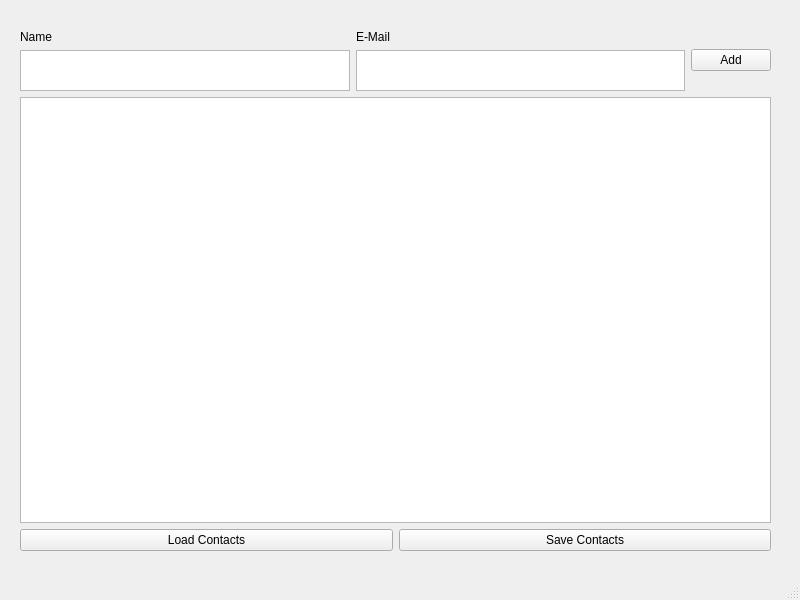
Old version of the form cpp/contacts-list/mainwindow.ui in the repository ynov-kopenkinda/b2.
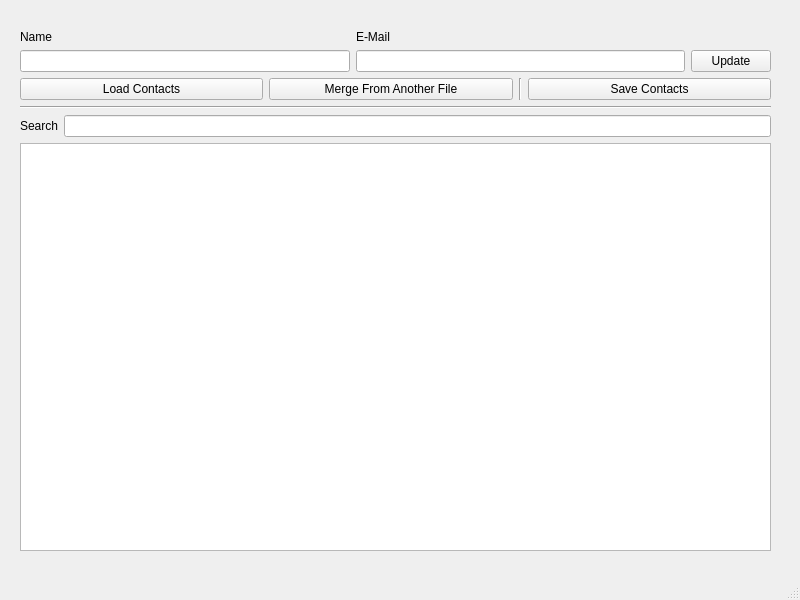
New version of the form.

Diff of the .ui file:
```diff
--- a/cpp/contacts-list/mainwindow.ui
+++ b/cpp/contacts-list/mainwindow.ui
@@ -24,7 +24,7 @@
      </rect>
     </property>
     <layout class="QGridLayout" name="gridLayout">
-     <item row="0" column="0">
+     <item row="0" column="1">
       <layout class="QHBoxLayout" name="InputControls">
        <property name="sizeConstraint">
         <enum>QLayout::SetMinimumSize</enum>
@@ -48,26 +48,7 @@
           </widget>
          </item>
          <item>
-          <widget class="QTextEdit" name="NameInput">
-           <property name="sizePolicy">
-            <sizepolicy hsizetype="Expanding" vsizetype="Minimum">
-             <horstretch>0</horstretch>
-             <verstretch>0</verstretch>
-            </sizepolicy>
-           </property>
-           <property name="minimumSize">
-            <size>
-             <width>0</width>
-             <height>0</height>
-            </size>
-           </property>
-           <property name="maximumSize">
-            <size>
-             <width>16777215</width>
-             <height>41</height>
-            </size>
-           </property>
-          </widget>
+          <widget class="QLineEdit" name="NameInput"/>
          </item>
         </layout>
        </item>
@@ -90,37 +71,49 @@
           </widget>
          </item>
          <item>
-          <widget class="QTextEdit" name="EmailInput">
-           <property name="sizePolicy">
-            <sizepolicy hsizetype="Expanding" vsizetype="Minimum">
-             <horstretch>0</horstretch>
-             <verstretch>0</verstretch>
-            </sizepolicy>
+          <widget class="QLineEdit" name="EmailInput"/>
+         </item>
+        </layout>
+       </item>
+       <item>
+        <layout class="QVBoxLayout" name="AddContactButtonGroup">
+         <item>
+          <widget class="QLabel" name="BlankSpace_1">
+           <property name="text">
+            <string/>
            </property>
-           <property name="maximumSize">
-            <size>
-             <width>16777215</width>
-             <height>41</height>
-            </size>
+          </widget>
+         </item>
+         <item>
+          <widget class="QPushButton" name="AddContactButton">
+           <property name="text">
+            <string>Update</string>
            </property>
           </widget>
          </item>
         </layout>
        </item>
+      </layout>
+     </item>
+     <item row="5" column="1">
+      <layout class="QHBoxLayout" name="SearchBoxGroup">
        <item>
-        <widget class="QPushButton" name="AddContactButton">
+        <widget class="QLabel" name="SearchBoxLabel">
          <property name="text">
-          <string>Add</string>
+          <string>Search</string>
          </property>
         </widget>
        </item>
+       <item>
+        <widget class="QLineEdit" name="SearchBox"/>
+       </item>
       </layout>
      </item>
-     <item row="2" column="0">
+     <item row="6" column="1">
       <widget class="QListWidget" name="ContactsList"/>
      </item>
-     <item row="3" column="0">
-      <layout class="QHBoxLayout" name="horizontalLayout_2">
+     <item row="3" column="1">
+      <layout class="QHBoxLayout" name="ButtonGroup_1">
        <item>
         <widget class="QPushButton" name="LoadContactsButton">
          <property name="text">
@@ -128,6 +121,20 @@
          </property>
         </widget>
        </item>
+       <item>
+        <widget class="QPushButton" name="MergeButton">
+         <property name="text">
+          <string>Merge From Another File</string>
+         </property>
+        </widget>
+       </item>
+       <item>
+        <widget class="Line" name="line">
+         <property name="orientation">
+          <enum>Qt::Vertical</enum>
+         </property>
+        </widget>
+       </item>
        <item>
         <widget class="QPushButton" name="SaveContactButton">
          <property name="text">
@@ -137,6 +144,13 @@
        </item>
       </layout>
      </item>
+     <item row="4" column="1">
+      <widget class="Line" name="line_2">
+       <property name="orientation">
+        <enum>Qt::Horizontal</enum>
+       </property>
+      </widget>
+     </item>
     </layout>
    </widget>
   </widget>
```
Left out of the diff: 2 changed lines with no effect on the pictures.
